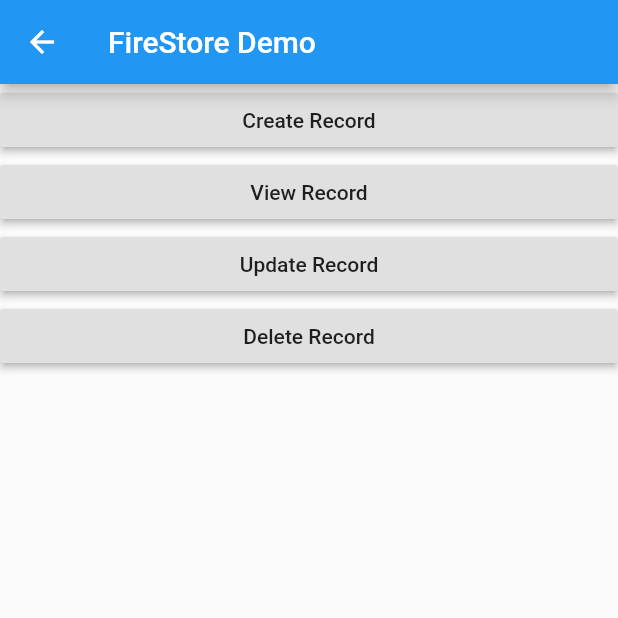
After one commit to Felipe00/flutter_firebase_todo, a Flutter app: the HomePage screen opened directly, after a tap on "Books", on a phone screen of 412 x 824 dp, the top half of it. The commit adds this screen. Run offline on Flutter 3.47's test engine with Material 2 defaults, Android fonts, the phone set to English and light mode, and no system bars; our stand-ins replace firebase_auth, firebase_database; accounts and stored records are empty; statements that could not run were skipped.

Commit message:
Adicionado Firestore (books) e correção da autenticação do realtime database e do firestore.

```diff
--- /dev/null
+++ b/lib/firestore_pages/books_page.dart
@@ -0,0 +1,121 @@
+import 'package:cloud_firestore/cloud_firestore.dart';
+import 'package:flutter/material.dart';
+import 'package:perseus/service/authentication.dart';
+
+enum AuthStatus {
+  NOT_DETERMINED,
+  NOT_LOGGED_IN,
+  LOGGED_IN,
+}
+
+class BooksPage extends StatefulWidget {
+  BooksPage({Key key, this.auth, this.userId}) : super(key: key);
+
+  final BaseAuth auth;
+  final String userId;
+
+  @override
+  _BooksPageState createState() => _BooksPageState();
+}
+
+class _BooksPageState extends State<BooksPage> {
+  AuthStatus authStatus = AuthStatus.NOT_DETERMINED;
+  final databaseReference = Firestore.instance;
+  String _userId = "";
+
+  @override
+  void initState() {
+    super.initState();
+    widget.auth.getCurrentUser().then((user) {
+      setState(() {
+        if (user != null) {
+          _userId = user?.uid;
+        }
+        authStatus =
+            user?.uid == null ? AuthStatus.NOT_LOGGED_IN : AuthStatus.LOGGED_IN;
+      });
+    });
+  }
+
+  @override
+  Widget build(BuildContext context) {
+    return Scaffold(
+      appBar: AppBar(
+        title: Text('FireStore Demo'),
+      ),
+      body: Center(
+          child: Column(
+        crossAxisAlignment: CrossAxisAlignment.stretch,
+        children: <Widget>[
+          RaisedButton(
+            child: Text('Create Record'),
+            onPressed: () {
+              createRecord();
+            },
+          ),
+          RaisedButton(
+            child: Text('View Record'),
+            onPressed: () {
+              getData();
+            },
+          ),
+          RaisedButton(
+            child: Text('Update Record'),
+            onPressed: () {
+              updateData();
+            },
+          ),
+          RaisedButton(
+            child: Text('Delete Record'),
+            onPressed: () {
+              deleteData();
+            },
+          ),
+        ],
+      )), //center
+    );
+  }
+
+  void createRecord() async {
+    await databaseReference.collection("books").add({
+      'title': 'Mastering Flutter',
+      'description': 'Programming Guide for Dart',
+      'user_id': _userId
+    });
+
+    DocumentReference ref = await databaseReference.collection("books").add({
+      'title': 'Flutter in Action',
+      'description': 'Complete Programming Guide to learn Flutter',
+      'user_id': _userId
+    });
+    print(ref.documentID);
+  }
+
+  void getData() {
+    databaseReference
+        .collection("books")
+        .getDocuments()
+        .then((QuerySnapshot snapshot) {
+      snapshot.documents.forEach((f) => print('${f.data}}'));
+    });
+  }
+
+  void updateData() {
+    try {
+      databaseReference
+          .collection('books')
+          .document('1')
+          .updateData({'description': 'Head First Flutter'});
+    } catch (e) {
+      print(e.toString());
+    }
+  }
+
+  void deleteData() {
+    try {
+      databaseReference.collection('books').document('1').delete();
+    } catch (e) {
+      print(e.toString());
+    }
+  }
+}
--- a/lib/main.dart
+++ b/lib/main.dart
@@ -1,5 +1,5 @@
 import 'package:flutter/material.dart';
-import 'package:perseus/pages/root_page.dart';
+import 'package:perseus/realtime_pages/root_page.dart';
 import 'package:perseus/service/authentication.dart';
 
 void main() {
--- a/lib/pages/home_page.dart
+++ b/lib/realtime_pages/home_page.dart
@@ -2,6 +2,7 @@ import 'dart:async';
 
 import 'package:firebase_database/firebase_database.dart';
 import 'package:flutter/material.dart';
+import 'package:perseus/firestore_pages/books_page.dart';
 import 'package:perseus/models/todo.dart';
 import 'package:perseus/service/authentication.dart';
 
@@ -142,6 +143,17 @@ class _HomePageState extends State<HomePage> {
     }
   }
 
+  booksPage() async {
+    try {
+      Navigator.push(context, MaterialPageRoute(builder: (context) => BooksPage(
+        userId: widget.userId,
+        auth: widget.auth,
+      )));
+    } catch (e) {
+      print(e);
+    }
+  }
+
   addNewTodo(String todoItem) {
     if (todoItem.length > 0) {
       Todo todo = new Todo(todoItem.toString(), widget.userId, false);
@@ -253,6 +265,10 @@ class _HomePageState extends State<HomePage> {
           title: new Text('Flutter login demo'),
           actions: <Widget>[
             new FlatButton(
+                child: new Text('Books',
+                    style: new TextStyle(fontSize: 17.0, color: Colors.white)),
+                onPressed: booksPage),
+            new FlatButton(
                 child: new Text('Logout',
                     style: new TextStyle(fontSize: 17.0, color: Colors.white)),
                 onPressed: signOut)
--- a/pubspec.yaml
+++ b/pubspec.yaml
@@ -25,6 +25,7 @@ dependencies:
   cupertino_icons: ^0.1.2
   firebase_auth: ^0.15.3+1
   firebase_database: ^3.1.1
+  cloud_firestore: ^0.13.0+1
 
 dev_dependencies:
   flutter_test:
```
Also changed, not shown: lib/realtime_pages/login_sign_up_page.dart (renamed from lib/pages/login_sign_up_page.dart), lib/realtime_pages/root_page.dart (renamed from lib/pages/root_page.dart), pubspec.lock, 1 other file.
